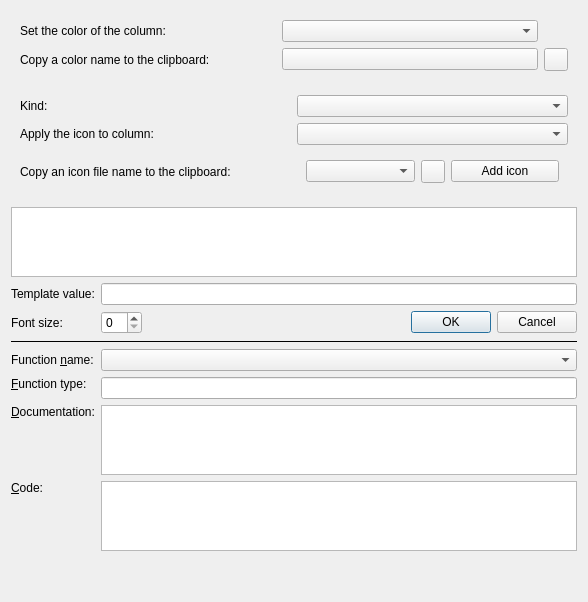
The window that src/calibre/gui2/dialogs/template_dialog.ui (kovidgoyal/calibre) describes before a commit, drawn with Qt 5.
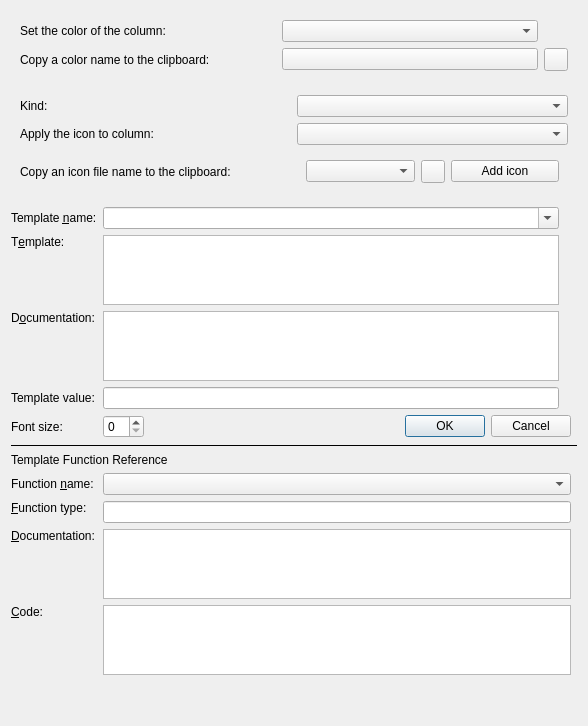
The same window after the commit. Icons and pictures are not drawn. Custom widgets are drawn as their Qt base class.

Commit message: Commit for testing after making a tabbed window and embedding the template tester

What changed in the file:
```diff
--- a/src/calibre/gui2/dialogs/template_dialog.ui
+++ b/src/calibre/gui2/dialogs/template_dialog.ui
@@ -141,11 +141,68 @@
      </layout>
     </widget>
    </item>
-   <item>
-    <widget class="QPlainTextEdit" name="textbox"/>
-   </item>
    <item>
     <layout class="QGridLayout" name="gridLayout">
+     <item row="0" column="0">
+      <widget class="QLabel" name="template_name_label">
+       <property name="text">
+        <string>Template &amp;name:</string>
+       </property>
+       <property name="buddy">
+        <cstring>template_name</cstring>
+       </property>
+      </widget>
+     </item>
+     <item row="0" column="1">
+      <widget class="QComboBox" name="template_name">
+       <property name="editable">
+        <bool>true</bool>
+       </property>
+       <property name="toolTip">
+        <string>The name of the callable template</string>
+       </property>
+      </widget>
+     </item>
+     <item row="1" column="0">
+      <widget class="QLabel">
+       <property name="text">
+        <string>T&amp;emplate:</string>
+       </property>
+       <property name="buddy">
+        <cstring>textbox</cstring>
+       </property>
+       <property name="alignment">
+        <set>Qt::AlignLeading|Qt::AlignLeft|Qt::AlignTop</set>
+       </property>
+      </widget>
+     </item>
+     <item row="1" column="1">
+      <widget class="QPlainTextEdit" name="textbox">
+       <property name="toolTip">
+        <string>The template program text</string>
+       </property>
+      </widget>
+     </item>
+     <item row="3" column="0">
+      <widget class="QLabel" name="new_doc_label">
+       <property name="text">
+        <string>D&amp;ocumentation:</string>
+       </property>
+       <property name="buddy">
+        <cstring>new_doc</cstring>
+       </property>
+       <property name="alignment">
+        <set>Qt::AlignLeading|Qt::AlignLeft|Qt::AlignTop</set>
+       </property>
+      </widget>
+     </item>
+     <item row="3" column="1">
+      <widget class="QTextEdit" name="new_doc">
+       <property name="toolTip">
+        <string>Documentation for the function being defined or edited</string>
+       </property>
+      </widget>
+     </item>
      <item row="5" column="0">
       <widget class="QLabel">
        <property name="text">
@@ -173,7 +230,7 @@
        </property>
       </widget>
      </item>
-     <item row="6" column="1">
+     <item row="6" column="1" colspan="3">
       <layout class="QGridLayout" name="gridLayout">
        <item row="1" column="0">
         <widget class="QSpinBox" name="font_size_box"/>
@@ -203,14 +260,24 @@
        </item>
       </layout>
      </item>
-     <item row="7" column="0" colspan="2">
+     <item row="7" column="0" colspan="5">
       <widget class="QFrame">
        <property name="frameShape">
         <enum>QFrame::HLine</enum>
        </property>
       </widget>
      </item>
-     <item row="8" column="0">
+     <item row="8" column="0" colspan="2">
+      <widget class="QLabel" name="label">
+       <property name="text">
+        <string>Template Function Reference</string>
+       </property>
+       <property name="buddy">
+        <cstring>function</cstring>
+       </property>
+      </widget>
+     </item>
+     <item row="9" column="0">
       <widget class="QLabel" name="label">
        <property name="text">
         <string>Function &amp;name:</string>
@@ -220,10 +287,10 @@
        </property>
       </widget>
      </item>
-     <item row="8" column="1">
+     <item row="9" column="1" colspan="3">
       <widget class="QComboBox" name="function"/>
      </item>
-     <item row="9" column="0">
+     <item row="10" column="0">
       <widget class="QLabel" name="label_22">
        <property name="text">
         <string>&amp;Function type:</string>
@@ -236,14 +303,14 @@
        </property>
       </widget>
      </item>
-     <item row="9" column="1">
+     <item row="10" column="1" colspan="3">
       <widget class="QLineEdit" name="func_type">
        <property name="readOnly">
         <bool>true</bool>
        </property>
       </widget>
      </item>
-     <item row="10" column="0">
+     <item row="11" column="0">
       <widget class="QLabel" name="label_2">
        <property name="text">
         <string>&amp;Documentation:</string>
@@ -256,7 +323,7 @@
        </property>
       </widget>
      </item>
-     <item row="11" column="0">
+     <item row="12" column="0">
       <widget class="QLabel" name="label_3">
        <property name="text">
         <string>&amp;Code:</string>
@@ -269,7 +336,7 @@
        </property>
       </widget>
      </item>
-     <item row="10" column="1">
+     <item row="11" column="1" colspan="3">
       <widget class="QPlainTextEdit" name="documentation">
        <property name="maximumSize">
         <size>
@@ -279,17 +346,17 @@
        </property>
       </widget>
      </item>
-     <item row="11" column="1">
+     <item row="12" column="1" colspan="3">
       <widget class="QPlainTextEdit" name="source_code"/>
      </item>
-     <item row="12" column="1">
+     <item row="13" column="1">
       <widget class="QLabel" name="template_tutorial">
        <property name="openExternalLinks">
         <bool>true</bool>
        </property>
       </widget>
      </item>
-     <item row="13" column="1">
+     <item row="14" column="1">
       <widget class="QLabel" name="template_func_reference">
        <property name="openExternalLinks">
         <bool>true</bool>
```
The commit also changes 6 other files.
